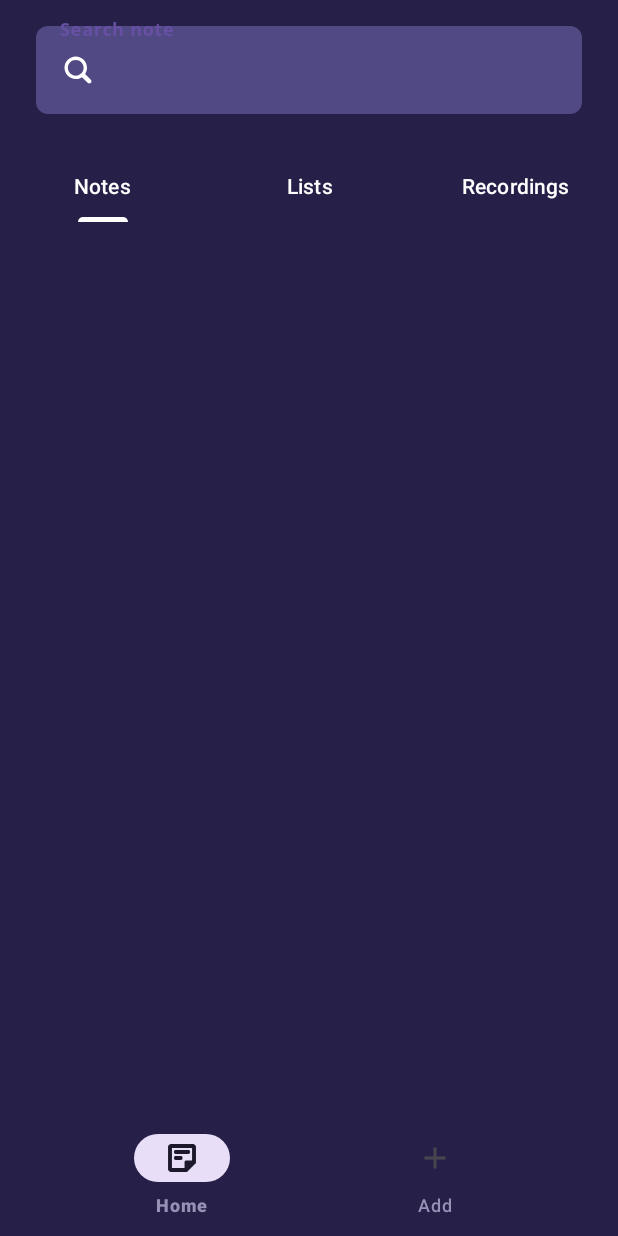
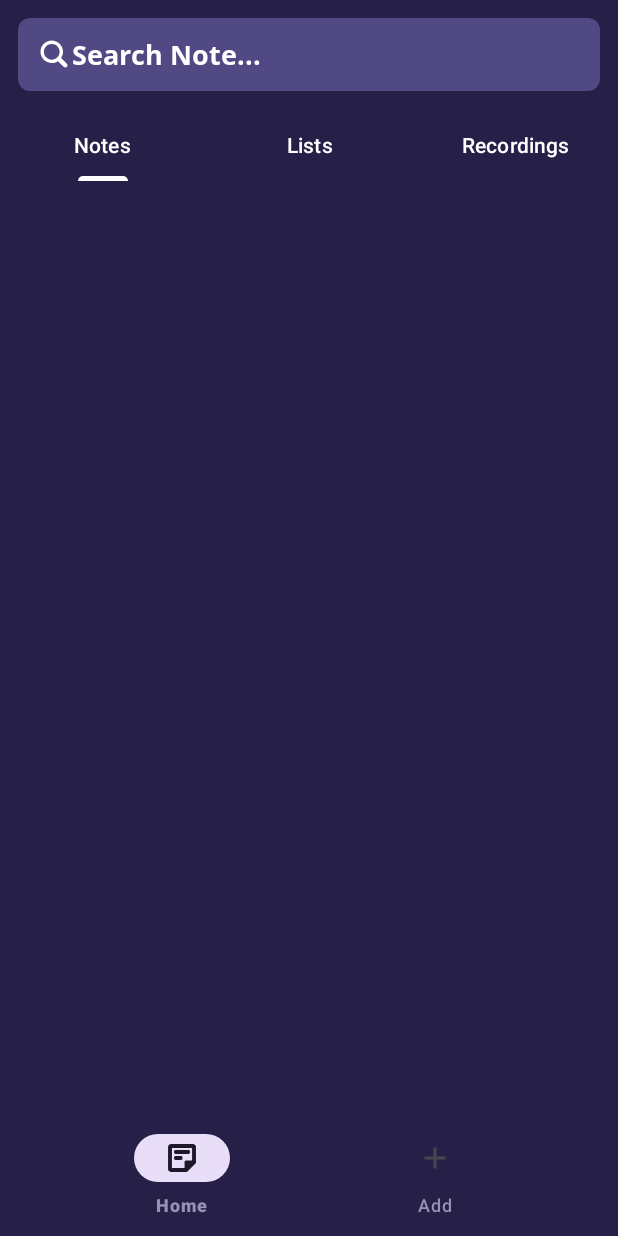
Before and after one commit to KianMahmoudi/Android-Note-App, an Android app: the screen it shows after launch (HomePage), on a phone screen of 412 x 824 dp. Run offline under Robolectric (Android 15) with nearby library versions, the phone set to English and light mode, and no system bars; our stand-ins replace Room's generated code.

Commit message:
fix edittext ui bugs

```diff
--- a/app/src/main/java/com/example/note/HomePage.java
+++ b/app/src/main/java/com/example/note/HomePage.java
@@ -3,6 +3,7 @@ package com.example.note;
 import android.os.Bundle;
 import android.text.Editable;
 import android.text.TextWatcher;
+import android.view.View;
 import android.widget.EditText;
 
 import androidx.annotation.Nullable;
@@ -61,25 +62,33 @@ public class HomePage extends AppCompatActivity {
             }
 
             @Override
-            public void onTabUnselected(TabLayout.Tab tab) {}
+            public void onTabUnselected(TabLayout.Tab tab) {
+            }
 
             @Override
-            public void onTabReselected(TabLayout.Tab tab) {}
+            public void onTabReselected(TabLayout.Tab tab) {
+            }
         });
     }
 
     private void setupSearchFilter() {
         searchEt.addTextChangedListener(new TextWatcher() {
             @Override
-            public void beforeTextChanged(CharSequence s, int start, int count, int after) {}
+            public void beforeTextChanged(CharSequence s, int start, int count, int after) {
+
+            }
 
             @Override
             public void onTextChanged(CharSequence s, int start, int before, int count) {
                 loadNotesForTab(tabLayout.getSelectedTabPosition());
+
             }
 
             @Override
-            public void afterTextChanged(Editable s) {}
+            public void afterTextChanged(Editable s) {
+                searchEt.setHint(null);
+
+            }
         });
     }
 
--- a/app/src/main/res/layout/home_page.xml
+++ b/app/src/main/res/layout/home_page.xml
@@ -10,29 +10,27 @@
 
     <FrameLayout
         android:layout_width="match_parent"
-        android:layout_height="wrap_content">
+        android:layout_height="wrap_content"
+        android:focusableInTouchMode="true">
 
-        <com.google.android.material.textfield.TextInputLayout
-            android:id="@+id/textField"
+
+        <EditText
+            android:id="@+id/searchEt"
             android:layout_width="match_parent"
             android:layout_height="wrap_content"
-            android:hint="Search note"
+            android:layout_margin="12dp"
+            android:layout_marginStart="24dp"
+            android:background="@drawable/edit_text_background"
+            android:drawableStart="@drawable/ic_search_24dp"
+            android:fontFamily="@font/open_sans_bold"
+            android:hint="Search Note..."
+
+            android:imeOptions="actionDone"
             android:padding="12dp"
-            android:textColorHint="@color/white"
-            app:startIconTint="@color/white">
+            android:singleLine="true"
+            android:textColor="@color/white"
+            android:textColorHint="@color/white" />
 
-            <com.google.android.material.textfield.TextInputEditText
-                android:id="@+id/searchEt"
-                android:layout_width="match_parent"
-                android:layout_height="wrap_content"
-                android:layout_gravity="center"
-                android:layout_margin="12dp"
-                android:layout_marginStart="24dp"
-                android:background="@drawable/edit_text_background"
-                android:drawableStart="@drawable/ic_search_24dp"
-                android:fontFamily="@font/open_sans_bold" />
-
-        </com.google.android.material.textfield.TextInputLayout>
 
     </FrameLayout>
 
@@ -62,7 +60,7 @@
                 android:text="Lists" />
 
             <com.google.android.material.tabs.TabItem
-                android:id="@+id/tab_1"
+                android:id="@+id/tab_3"
                 android:layout_width="wrap_content"
                 android:layout_height="wrap_content"
                 android:text="Recordings" />
@@ -86,7 +84,6 @@
 
     </LinearLayout>
 
-
     <LinearLayout
         android:layout_width="match_parent"
         android:layout_height="wrap_content"
```
